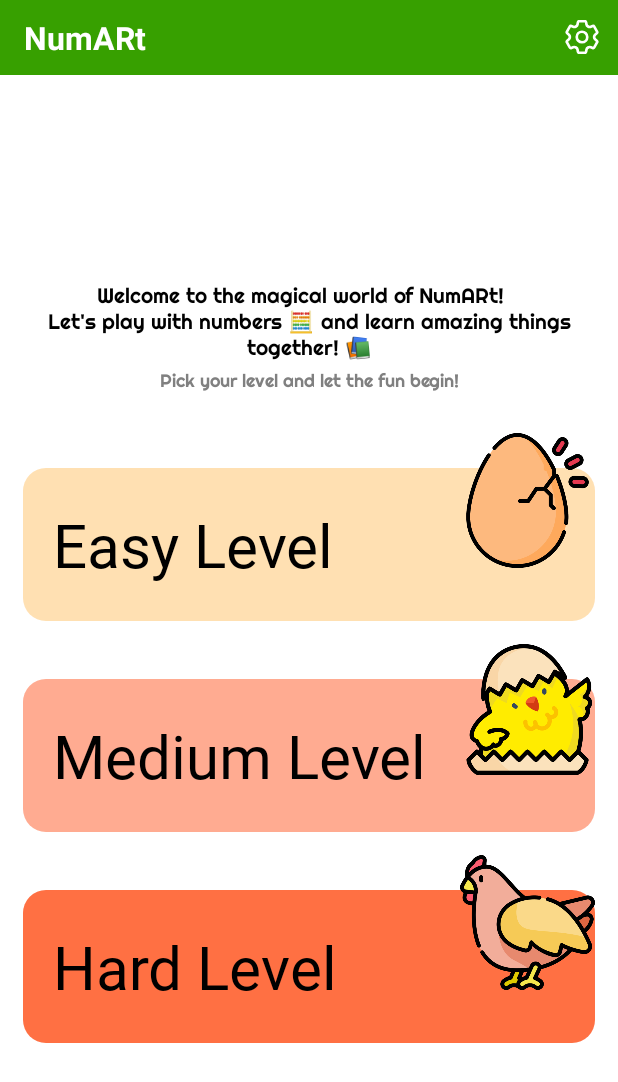
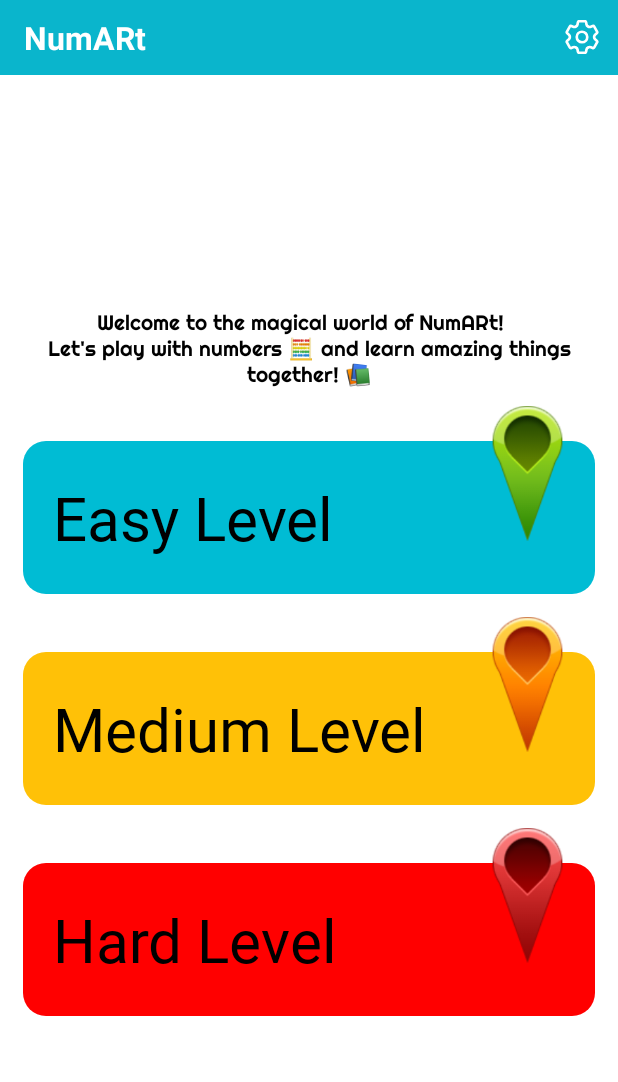
Before and after one commit to mehmettonl/Artt-r-lm-Ger-eklik-YMGK, an Android app: the MainActivity screen opened directly, with no data from a screen before it, on a phone screen of 412 x 824 dp. Shown: the top 1082 px of the screen. Run offline under Robolectric (Android 15) with nearby library versions, the phone set to English and light mode, and no system bars; our stand-ins replace Firebase (no records; nobody signed in at launch, a user with empty details on screens opened directly); 7 statements that could not run were skipped.

Commit message:
son commit

```diff
--- a/app/src/main/res/layout/activity_easy_level.xml
+++ b/app/src/main/res/layout/activity_easy_level.xml
@@ -17,7 +17,7 @@
             android:id="@+id/easyLvlActivity_toolBarId"
             android:layout_width="match_parent"
             android:layout_height="50dp"
-            android:background="@color/primaryColor"
+            android:background="#03A9F4"
             app:layout_scrollFlags="scroll|snap|enterAlways"
             app:popupTheme="@style/Theme.MaterialComponents.Light"
             app:title="@string/easy_level"
@@ -42,7 +42,7 @@
             android:layout_marginTop="23dp"
             android:layout_marginRight="10dp"
             android:background="@drawable/background_levels"
-            android:backgroundTint="#FFE0B2">
+            android:backgroundTint="#08A2EA">
 
             <TextView
                 android:layout_width="wrap_content"
@@ -61,7 +61,7 @@
             android:layout_height="90dp"
             android:layout_marginRight="10dp"
             android:layout_alignParentRight="true"
-            android:src="@drawable/easy_level" />
+            android:src="@drawable/yesil" />
 
     </RelativeLayout>
 
--- a/app/src/main/res/layout/activity_forgot_password.xml
+++ b/app/src/main/res/layout/activity_forgot_password.xml
@@ -16,7 +16,7 @@
             android:id="@+id/forgotPasswordActivity_toolBarId"
             android:layout_width="match_parent"
             android:layout_height="50dp"
-            android:background="@color/primaryColor"
+            android:background="#2196F3"
             app:layout_scrollFlags="scroll|snap|enterAlways"
             app:popupTheme="@style/Theme.MaterialComponents.Light"
             app:title="@string/forgot_password_verification"
@@ -110,7 +110,7 @@
                         android:layout_width="match_parent"
                         android:layout_height="match_parent"
                         android:layout_gravity="center"
-                        android:background="@color/primaryColor"
+                        android:background="#2196F3"
                         android:gravity="center">
 
                         <TextView
--- a/app/src/main/res/layout/activity_hard_level.xml
+++ b/app/src/main/res/layout/activity_hard_level.xml
@@ -17,7 +17,7 @@
             android:id="@+id/hardLvlActivity_toolBarId"
             android:layout_width="match_parent"
             android:layout_height="50dp"
-            android:background="@color/primaryColor"
+            android:background="#F40A06"
             app:layout_scrollFlags="scroll|snap|enterAlways"
             app:popupTheme="@style/Theme.MaterialComponents.Light"
             app:title="@string/hard_level"
@@ -42,7 +42,7 @@
             android:layout_marginTop="23dp"
             android:layout_marginRight="10dp"
             android:background="@drawable/background_levels"
-            android:backgroundTint="#FF7043">
+            android:backgroundTint="#FF0000">
 
             <TextView
                 android:layout_width="wrap_content"
@@ -60,7 +60,7 @@
             android:layout_marginRight="10dp"
             android:layout_height="90dp"
             android:layout_alignParentRight="true"
-            android:src="@drawable/hard_level" />
+            android:src="@drawable/kirmizi" />
 
     </RelativeLayout>
 
--- a/app/src/main/res/layout/activity_login.xml
+++ b/app/src/main/res/layout/activity_login.xml
@@ -141,7 +141,7 @@
                         android:layout_width="match_parent"
                         android:layout_height="match_parent"
                         android:layout_gravity="center"
-                        android:background="@color/primaryColor"
+                        android:background="#2196F3"
                         android:gravity="center">
 
                         <TextView
@@ -201,7 +201,7 @@
                         android:fontFamily="@font/autoradiographic"
                         android:gravity="center"
                         android:text="@string/signup"
-                        android:textColor="@color/primaryColor"
+                        android:textColor="#F4F4F5"
                         android:textSize="18sp" />
                 </LinearLayout>
 
--- a/app/src/main/res/layout/activity_main.xml
+++ b/app/src/main/res/layout/activity_main.xml
@@ -16,7 +16,7 @@
             android:id="@+id/mainActivity_toolBarId"
             android:layout_width="match_parent"
             android:layout_height="50dp"
-            android:background="@color/primaryColor"
+            android:background="#0AB5CC"
             app:layout_scrollFlags="scroll|snap|enterAlways"
             app:popupTheme="@style/Theme.MaterialComponents.Light"
             app:title="@string/app_name"
@@ -64,18 +64,7 @@
                     android:fontFamily="@font/righteous"
                     android:layout_height="match_parent"/>
 
-                <TextView
-                    android:text="@string/pick_levels"
-                    android:textColor="@color/gray"
-                    android:layout_marginRight="10dp"
-                    android:layout_marginLeft="10dp"
-                    android:gravity="center"
-                    android:layout_marginTop="5dp"
-                    android:layout_marginBottom="15dp"
-                    android:layout_width="match_parent"
-                    android:fontFamily="@font/righteous"
-                    android:textSize="12sp"
-                    android:layout_height="match_parent"/>
+
 
                 <RelativeLayout
                     android:id="@+id/mainActivity_easyLevel_relativelayoutId"
@@ -93,7 +82,7 @@
                         android:layout_marginTop="23dp"
                         android:layout_marginRight="10dp"
                         android:background="@drawable/background_levels"
-                        android:backgroundTint="#FFE0B2">
+                        android:backgroundTint="#00BCD4">
 
                         <TextView
                             android:layout_width="wrap_content"
@@ -112,7 +101,7 @@
                         android:layout_height="90dp"
                         android:layout_marginRight="10dp"
                         android:layout_alignParentRight="true"
-                        android:src="@drawable/easy_level" />
+                        android:src="@drawable/yesil" />
 
                 </RelativeLayout>
 
@@ -133,7 +122,7 @@
                         android:layout_marginTop="23dp"
                         android:layout_marginRight="10dp"
                         android:background="@drawable/background_levels"
-                        android:backgroundTint="#FFAB91">
+                        android:backgroundTint="#FFC107">
 
                         <TextView
                             android:layout_width="wrap_content"
@@ -151,7 +140,7 @@
                         android:layout_height="90dp"
                         android:layout_marginRight="10dp"
                         android:layout_alignParentRight="true"
-                        android:src="@drawable/medium_level" />
+                        android:src="@drawable/sari" />
 
                 </RelativeLayout>
 
@@ -172,7 +161,7 @@
                         android:layout_marginTop="23dp"
                         android:layout_marginRight="10dp"
                         android:background="@drawable/background_levels"
-                        android:backgroundTint="#FF7043">
+                        android:backgroundTint="#FF0000">
 
                         <TextView
                             android:layout_width="wrap_content"
@@ -190,7 +179,7 @@
                         android:layout_marginRight="10dp"
                         android:layout_height="90dp"
                         android:layout_alignParentRight="true"
-                        android:src="@drawable/hard_level" />
+                        android:src="@drawable/kirmizi" />
 
                 </RelativeLayout>
             </LinearLayout>
--- a/app/src/main/res/layout/activity_splash_screen.xml
+++ b/app/src/main/res/layout/activity_splash_screen.xml
@@ -5,7 +5,7 @@
     android:id="@+id/main"
     android:layout_width="match_parent"
     android:layout_height="match_parent"
-    android:background="@color/primaryColor"
+    android:background="#3D2E64"
     tools:context=".SplashScreenActivity">
 
     <LinearLayout
@@ -19,7 +19,7 @@
             android:layout_width="200dp"
             android:layout_height="200dp"
             android:layout_marginBottom="-20dp"
-            android:src="@drawable/splashscreen_icon" />
+            android:src="@drawable/numbers" />
 
         <ImageView
             android:layout_gravity="center"
--- a/app/src/main/res/values/strings.xml
+++ b/app/src/main/res/values/strings.xml
@@ -40,7 +40,7 @@
     <string name="settingsActivity_App_language">App language</string>
     <string name="settingsActivity_Suggestions">Give us your suggestions</string>
     <string name="settingsActivity_Developed_by">Developed by</string>
-    <string name="settingsActivity_Achraf_EL_MASOUDI">Achraf EL MASOUDI</string>
+    <string name="settingsActivity_Achraf_EL_MASOUDI">Mehmet Onal</string>
     <string name="settingsActivity_logout">Log out</string>
     <string name="error_occurred">Failed to load target data.</string>
     <string name="log_out">LOG OUT</string>
--- a/build.gradle.kts
+++ b/build.gradle.kts
@@ -3,4 +3,5 @@ plugins {
     alias(libs.plugins.android.application) apply false
     alias(libs.plugins.jetbrains.kotlin.android) apply false
     alias(libs.plugins.google.gms.google.services) apply false
+
 }
```
Also changed, not shown: app/src/main/res/drawable/kirmizi.webp (added), app/src/main/res/drawable/numbers.webp (added), app/src/main/res/drawable/ogrenci.webp (added), app/src/main/res/drawable/sari.webp (added), app/src/main/res/drawable/yesil.webp (added), 2 other files.
